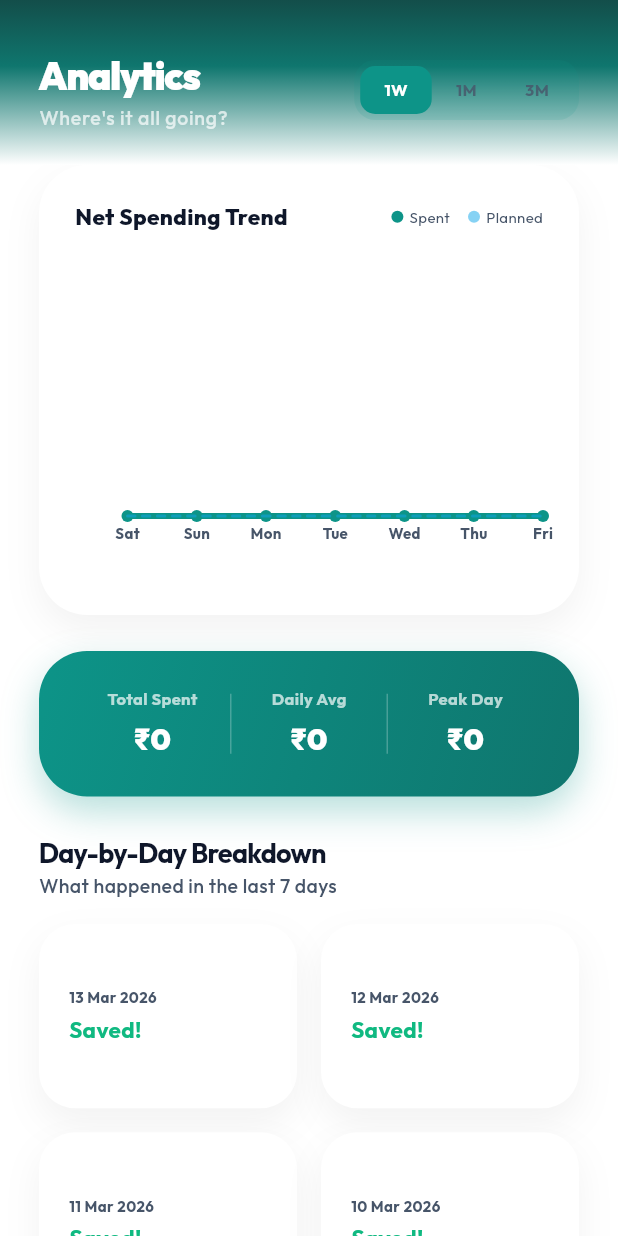
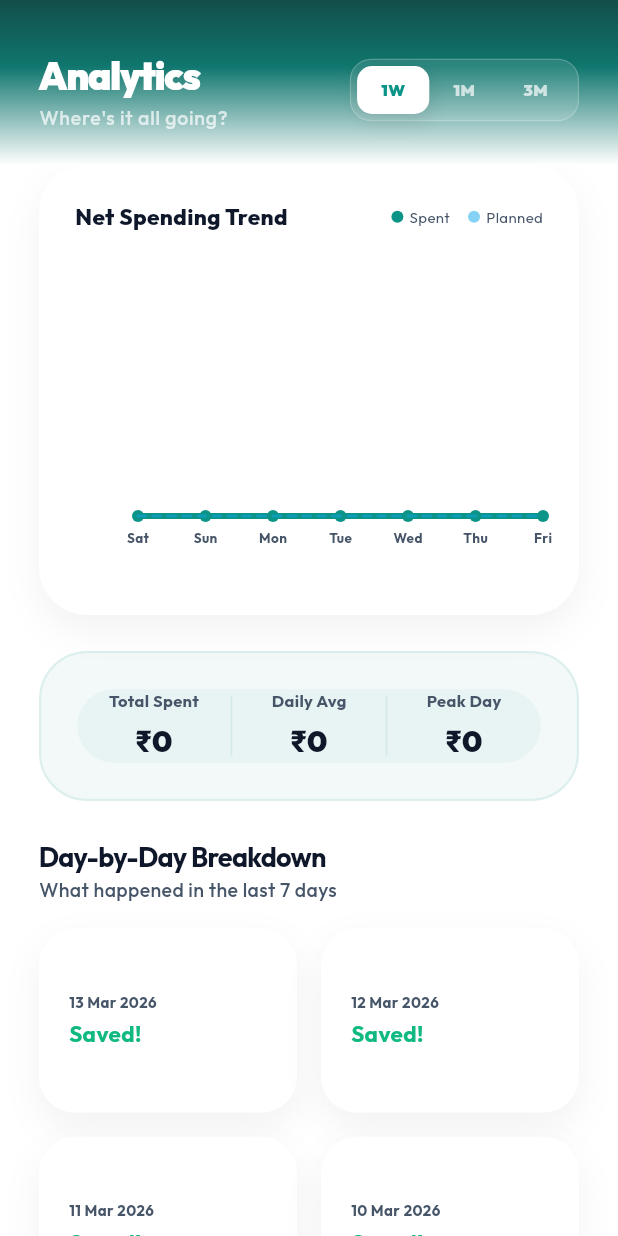
Before and after one commit to vishnu-krishnan/expenze-mobile, a Flutter app: the AnalyticsScreen screen opened directly, on a phone screen of 412 x 824 dp. Run offline on Flutter 3.47's test engine with Material 3 defaults, Android fonts, the phone set to English and light mode, and no system bars; drawn by our look-alikes of fl_chart; our stand-ins replace custom_refresh_indicator, dio, file_picker, flutter_dotenv, flutter_local_notifications, google_fonts and 8 more; missing offline and left inert: flutter_sms_inbox, mailer; accounts and stored records are empty.

Commit message:
revamped and fixed bugs on analytics screen

```diff
--- a/lib/core/constants/app_version.dart
+++ b/lib/core/constants/app_version.dart
@@ -11,14 +11,25 @@ class ReleaseInfo {
 }
 
 class AppVersion {
-  static const String current = '1.8.7';
-  static const String buildNumber = '31';
-  static const String releaseName = 'Quick Actions Hub & EMI Calculator';
+  static const String current = '1.8.8';
+  static const String buildNumber = '32';
+  static const String releaseName = 'Analytics Revamp & UX Polish';
 
   static const String website = 'https://expenze-elite.netlify.app/';
   static const String supportEmail = 'expenzehelp@gmail.com';
 
   static const List<ReleaseInfo> history = [
+    ReleaseInfo(
+      version: '1.8.8',
+      date: '2026-03-13',
+      changes: [
+        'Analytics Revamp: Implemented a "Liquid Glass" aesthetic for summary cards (Total Spent, Daily Avg, Peak Day) with high-quality backdrop blurring.',
+        'Scroll Fix: Resolved a bug where expanding the history list would incorrectly scroll the screen back to the top.',
+        'Enhanced Period Selection: Redesigned the period chooser (1W, 1M, 3M) with a premium glassy finish and improved active state visibility.',
+        'Chart Precision: Optimized Y-axis label spacing to prevent clipping of large currency values and refined X-axis intervals for better readability.',
+        'Stability: Fixed a missing framework import that could cause rendering issues on certain devices.',
+      ],
+    ),
     ReleaseInfo(
       version: '1.8.7',
       date: '2026-03-13',
--- a/lib/presentation/screens/analytics/analytics_screen.dart
+++ b/lib/presentation/screens/analytics/analytics_screen.dart
@@ -1,3 +1,4 @@
+import 'dart:ui';
 import 'package:flutter/material.dart';
 import 'package:flutter/services.dart';
 import 'package:provider/provider.dart';
@@ -35,7 +36,6 @@ class _AnalyticsScreenState extends State<AnalyticsScreen> {
     return Scaffold(
       backgroundColor: Colors.transparent,
       body: CustomScrollView(
-        key: UniqueKey(),
         physics: const AlwaysScrollableScrollPhysics(),
         slivers: [
           SliverAppBar(
@@ -178,8 +178,12 @@ class _AnalyticsScreenState extends State<AnalyticsScreen> {
     return Container(
       padding: const EdgeInsets.all(4),
       decoration: BoxDecoration(
-        color: AppTheme.primary.withValues(alpha: 0.12),
+        color: Colors.white.withValues(alpha: 0.12),
         borderRadius: BorderRadius.circular(14),
+        border: Border.all(
+          color: Colors.white.withValues(alpha: 0.2),
+          width: 0.8,
+        ),
       ),
       child: Row(
         mainAxisSize: MainAxisSize.min,
@@ -206,18 +210,26 @@ class _AnalyticsScreenState extends State<AnalyticsScreen> {
         duration: const Duration(milliseconds: 300),
         padding: const EdgeInsets.symmetric(horizontal: 16, vertical: 8),
         decoration: BoxDecoration(
-          color: isSelected ? AppTheme.primary : Colors.transparent,
+          color: isSelected ? Colors.white : Colors.transparent,
           borderRadius: BorderRadius.circular(10),
+          boxShadow: isSelected
+              ? [
+                  BoxShadow(
+                    color: Colors.black.withValues(alpha: 0.1),
+                    blurRadius: 10,
+                    offset: const Offset(0, 4),
+                  )
+                ]
+              : null,
         ),
         child: Text(
           label,
           style: TextStyle(
             color: isSelected
-                ? Colors.white
-                : AppTheme.getTextColor(context, isSecondary: true)
-                    .withValues(alpha: 0.8),
+                ? AppTheme.primary
+                : Colors.white.withValues(alpha: 0.7),
             fontSize: 11,
-            fontWeight: FontWeight.bold,
+            fontWeight: FontWeight.w900,
           ),
         ),
       ),
@@ -331,10 +343,10 @@ class _AnalyticsScreenState extends State<AnalyticsScreen> {
 
                   return SideTitleWidget(
                     meta: meta,
-                    space: 4,
+                    space: 8,
                     child: Text(label,
                         style: TextStyle(
-                            fontSize: _selectedPeriod == 30 ? 9 : 10,
+                            fontSize: _selectedPeriod == 30 ? 8 : 9,
                             fontWeight: FontWeight.bold,
                             color: secondaryTextColor)),
                   );
@@ -358,7 +370,7 @@ class _AnalyticsScreenState extends State<AnalyticsScreen> {
                     style: TextStyle(fontSize: 10, color: secondaryTextColor),
                     textAlign: TextAlign.center);
               },
-              reservedSize: 35,
+              reservedSize: 42,
             ),
           ),
           rightTitles:
@@ -517,37 +529,51 @@ class _AnalyticsScreenState extends State<AnalyticsScreen> {
       highLabel = 'Peak Day';
     }
 
+    final isDark = Theme.of(context).brightness == Brightness.dark;
+
     return Container(
       padding: const EdgeInsets.all(24),
       decoration: BoxDecoration(
-        gradient: const LinearGradient(
-          colors: [AppTheme.primary, AppTheme.primaryDark],
-          begin: Alignment.topLeft,
-          end: Alignment.bottomRight,
+        color: isDark
+            ? Colors.white.withValues(alpha: 0.05)
+            : AppTheme.primary.withValues(alpha: 0.05),
+        borderRadius: BorderRadius.circular(32),
+        border: Border.all(
+          color: (isDark ? Colors.white : AppTheme.primary)
+              .withValues(alpha: 0.1),
+          width: 1.5,
         ),
+      ),
+      child: ClipRRect(
         borderRadius: BorderRadius.circular(32),
-        boxShadow: [
-          BoxShadow(
-            color: AppTheme.primary.withValues(alpha: 0.3),
-            blurRadius: 20,
-            offset: const Offset(0, 10),
+        child: BackdropFilter(
+          filter: ImageFilter.blur(sigmaX: 10, sigmaY: 10),
+          child: Row(
+            children: [
+              _buildSummaryItem(
+                  'Total Spent',
+                  '₹${provider.periodTotalSpent.toInt()}',
+                  textColor,
+                  secondaryTextColor),
+              Container(
+                  height: 40,
+                  width: 1,
+                  color: isDark
+                      ? Colors.white.withValues(alpha: 0.1)
+                      : AppTheme.primary.withValues(alpha: 0.1)),
+              _buildSummaryItem(avgLabel,
+                  '₹${provider.avgMonthlySpent.toInt()}', textColor, secondaryTextColor),
+              Container(
+                  height: 40,
+                  width: 1,
+                  color: isDark
+                      ? Colors.white.withValues(alpha: 0.1)
+                      : AppTheme.primary.withValues(alpha: 0.1)),
+              _buildSummaryItem(highLabel,
+                  '₹${provider.maxMonthlySpent.toInt()}', textColor, secondaryTextColor),
+            ],
           ),
-        ],
-      ),
-      child: Row(
-        children: [
-          _buildSummaryItem(
-              'Total Spent',
-              '₹${provider.periodTotalSpent.toInt()}',
-              Colors.white,
-              Colors.white70),
-          Container(height: 40, width: 1, color: Colors.white24),
-          _buildSummaryItem(avgLabel, '₹${provider.avgMonthlySpent.toInt()}',
-              Colors.white, Colors.white70),
-          Container(height: 40, width: 1, color: Colors.white24),
-          _buildSummaryItem(highLabel, '₹${provider.maxMonthlySpent.toInt()}',
-              Colors.white, Colors.white70),
-        ],
+        ),
       ),
     );
   }
--- a/pubspec.yaml
+++ b/pubspec.yaml
@@ -1,7 +1,7 @@
 name: expenze
 description: "Expenze - Smart Expense Tracking Mobile App"
 publish_to: 'none'
-version: 1.8.5+29
+version: 1.8.8+32
 
 environment:
   sdk: ^3.6.0
```
Also changed, not shown: 2 other files.
